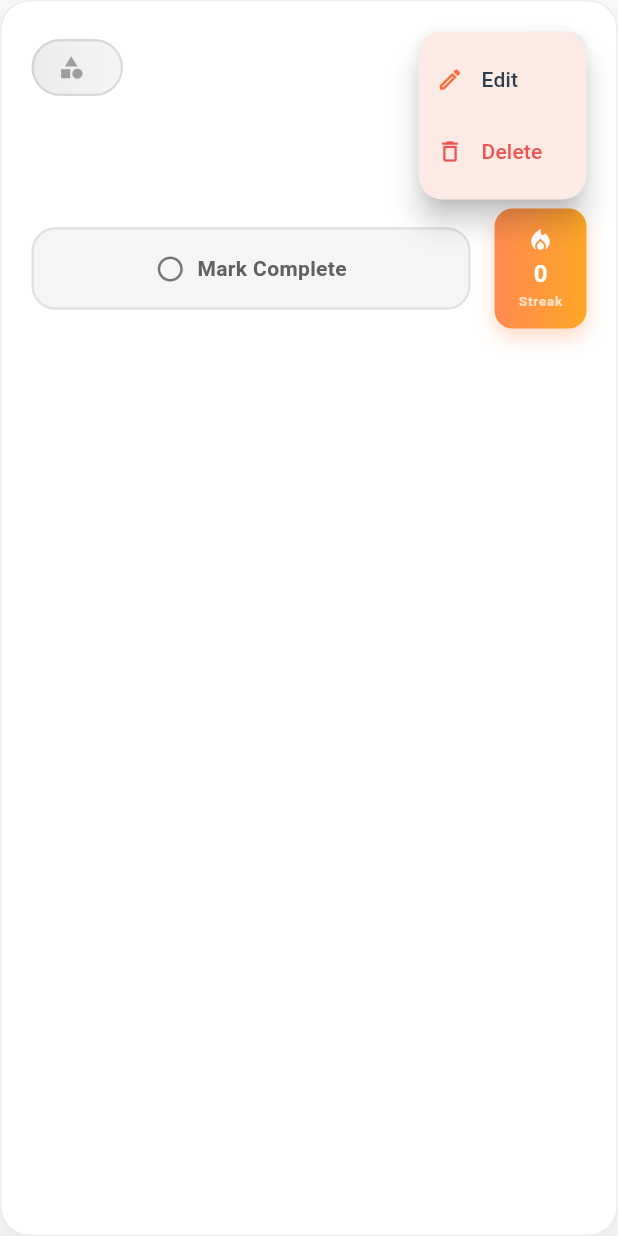
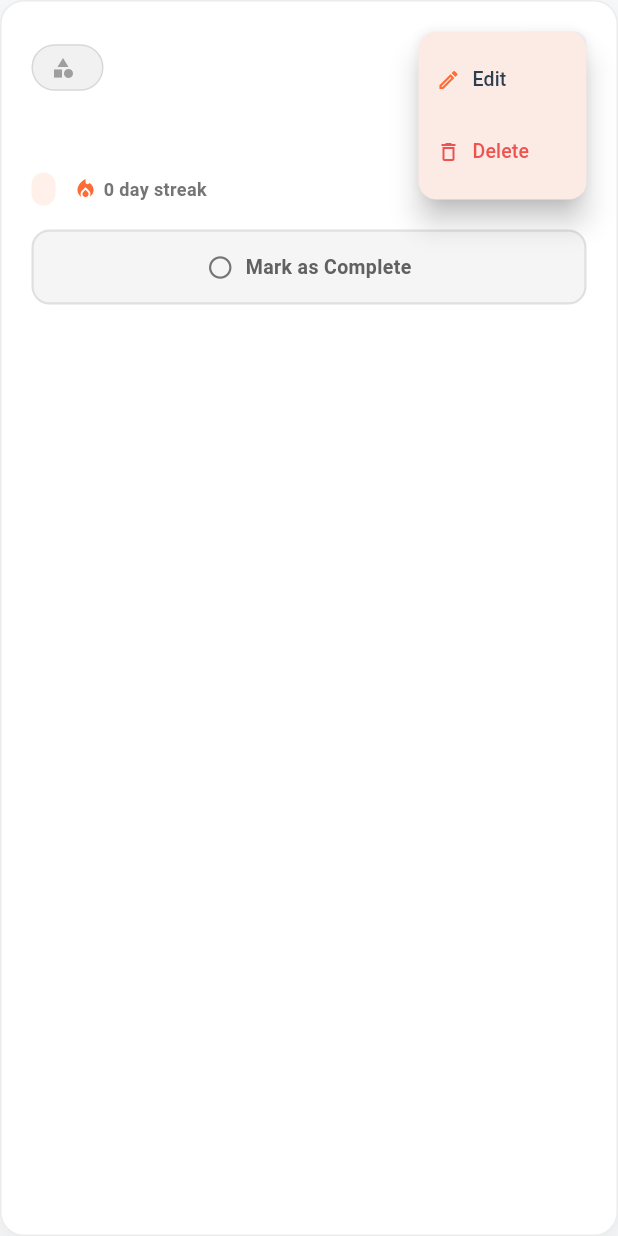
Before and after one commit to ItsArupSaha/habit_tracker, a Flutter app: the HabitCard widget shown alone on an empty page, opened directly with empty values, after a tap on the "more vert" icon, on a phone screen of 412 x 824 dp. Run offline on Flutter 3.47's test engine with Material 3 defaults, Android fonts, the phone set to English and light mode, and no system bars; our stand-ins replace cloud_firestore, firebase_auth, firebase_core, image_picker, shared_preferences; accounts and stored records are empty; network calls fail.

Commit message:
changed the habit card design

```diff
--- a/lib/widgets/habit_card.dart
+++ b/lib/widgets/habit_card.dart
@@ -71,14 +71,14 @@ class _HabitCardState extends State<HabitCard> with SingleTickerProviderStateMix
                 color: isDark
                     ? const Color(0xFF1E2337)
                     : Colors.white,
-                borderRadius: BorderRadius.circular(20),
+                borderRadius: BorderRadius.circular(16),
                 boxShadow: [
                   BoxShadow(
                     color: isDark
                         ? Colors.black.withOpacity(0.3)
                         : Colors.black.withOpacity(0.08),
-                    blurRadius: 25,
-                    offset: const Offset(0, 15),
+                    blurRadius: 20,
+                    offset: const Offset(0, 8),
                   ),
                 ],
                 border: Border.all(
@@ -92,32 +92,26 @@ class _HabitCardState extends State<HabitCard> with SingleTickerProviderStateMix
                 color: Colors.transparent,
                 child: InkWell(
                   onTap: () {
-                    // Card tap animation
                     _animationController.forward(from: 0.0);
                   },
-                  borderRadius: BorderRadius.circular(20),
+                  borderRadius: BorderRadius.circular(16),
                   child: Padding(
                     padding: const EdgeInsets.all(20),
                     child: Column(
                       crossAxisAlignment: CrossAxisAlignment.start,
                       children: [
-                        // Header row with category and actions
+                        // Top row: Category badge and actions
                         Row(
                           children: [
-                            // Category badge with modern design
+                            // Category badge
                             Container(
-                              padding: const EdgeInsets.symmetric(horizontal: 16, vertical: 8),
+                              padding: const EdgeInsets.symmetric(horizontal: 12, vertical: 6),
                               decoration: BoxDecoration(
-                                gradient: LinearGradient(
-                                  colors: [
-                                    widget.habit.categoryColor.withOpacity(0.2),
-                                    widget.habit.categoryColor.withOpacity(0.1),
-                                  ],
-                                ),
+                                color: widget.habit.categoryColor.withOpacity(0.15),
                                 borderRadius: BorderRadius.circular(20),
                                 border: Border.all(
                                   color: widget.habit.categoryColor.withOpacity(0.3),
-                                  width: 1.5,
+                                  width: 1,
                                 ),
                               ),
                               child: Row(
@@ -125,14 +119,14 @@ class _HabitCardState extends State<HabitCard> with SingleTickerProviderStateMix
                                 children: [
                                   Icon(
                                     widget.habit.categoryIcon,
-                                    size: 18,
+                                    size: 16,
                                     color: widget.habit.categoryColor,
                                   ),
-                                  const SizedBox(width: 8),
+                                  const SizedBox(width: 6),
                                   Text(
                                     widget.habit.category,
                                     style: TextStyle(
-                                      fontSize: 13,
+                                      fontSize: 12,
                                       fontWeight: FontWeight.w600,
                                       color: widget.habit.categoryColor,
                                     ),
@@ -143,37 +137,13 @@ class _HabitCardState extends State<HabitCard> with SingleTickerProviderStateMix
 
                             const Spacer(),
 
-                            // Frequency badge
-                            Container(
-                              padding: const EdgeInsets.symmetric(horizontal: 12, vertical: 6),
-                              decoration: BoxDecoration(
-                                color: const Color(0xFFFF6B35).withOpacity(0.1),
-                                borderRadius: BorderRadius.circular(15),
-                                border: Border.all(
-                                  color: const Color(0xFFFF6B35).withOpacity(0.3),
-                                  width: 1,
-                                ),
-                              ),
-                              child: Text(
-                                widget.habit.frequency.toUpperCase(),
-                                style: const TextStyle(
-                                  fontSize: 11,
-                                  fontWeight: FontWeight.w700,
-                                  color: Color(0xFFFF6B35),
-                                  letterSpacing: 0.5,
-                                ),
-                              ),
-                            ),
-
-                            const SizedBox(width: 12),
-
-                            // More options menu with modern design
+                            // More options menu
                             Container(
                               decoration: BoxDecoration(
                                 color: isDark
                                     ? const Color(0xFF2A3149)
                                     : Colors.grey[100],
-                                borderRadius: BorderRadius.circular(12),
+                                borderRadius: BorderRadius.circular(8),
                               ),
                               child: PopupMenuButton<String>(
                                 icon: Icon(
@@ -181,10 +151,10 @@ class _HabitCardState extends State<HabitCard> with SingleTickerProviderStateMix
                                   color: isDark
                                       ? const Color(0xFF9CA3AF)
                                       : Colors.grey[700],
-                                  size: 20,
+                                  size: 18,
                                 ),
                                 shape: RoundedRectangleBorder(
-                                  borderRadius: BorderRadius.circular(16),
+                                  borderRadius: BorderRadius.circular(12),
                                 ),
                                 elevation: 8,
                                 onSelected: (value) {
@@ -204,14 +174,14 @@ class _HabitCardState extends State<HabitCard> with SingleTickerProviderStateMix
                                       children: [
                                         Icon(
                                           Icons.edit_outlined,
-                                          size: 18,
+                                          size: 16,
                                           color: const Color(0xFFFF6B35),
                                         ),
-                                        const SizedBox(width: 12),
+                                        const SizedBox(width: 8),
                                         Text(
                                           'Edit',
                                           style: TextStyle(
-                                            fontSize: 14,
+                                            fontSize: 13,
                                             fontWeight: FontWeight.w500,
                                             color: isDark
                                                 ? const Color(0xFFE5E7EB)
@@ -227,14 +197,14 @@ class _HabitCardState extends State<HabitCard> with SingleTickerProviderStateMix
                                       children: [
                                         Icon(
                                           Icons.delete_outline,
-                                          size: 18,
+                                          size: 16,
                                           color: Colors.red[400],
                                         ),
-                                        const SizedBox(width: 12),
+                                        const SizedBox(width: 8),
                                         Text(
                                           'Delete',
                                           style: TextStyle(
-                                            fontSize: 14,
+                                            fontSize: 13,
                                             fontWeight: FontWeight.w500,
                                             color: Colors.red[400],
                                           ),
@@ -248,31 +218,81 @@ class _HabitCardState extends State<HabitCard> with SingleTickerProviderStateMix
                           ],
                         ),
 
-                        const SizedBox(height: 20),
+                        const SizedBox(height: 16),
 
-                        // Habit title with modern typography
+                        // Habit title
                         Text(
                           widget.habit.title,
                           style: TextStyle(
-                            fontSize: 20,
+                            fontSize: 18,
                             fontWeight: FontWeight.bold,
                             color: isDark
                                 ? const Color(0xFFE5E7EB)
                                 : const Color(0xFF2C3E50),
-                            height: 1.3,
+                            height: 1.2,
                           ),
                         ),
 
-                        // Notes (if any) with modern styling
+                        const SizedBox(height: 8),
+
+                        // Frequency and streak info
+                        Row(
+                          children: [
+                            // Frequency badge
+                            Container(
+                              padding: const EdgeInsets.symmetric(horizontal: 8, vertical: 4),
+                              decoration: BoxDecoration(
+                                color: const Color(0xFFFF6B35).withOpacity(0.1),
+                                borderRadius: BorderRadius.circular(12),
+                              ),
+                              child: Text(
+                                widget.habit.frequency.toUpperCase(),
+                                style: const TextStyle(
+                                  fontSize: 10,
+                                  fontWeight: FontWeight.w700,
+                                  color: Color(0xFFFF6B35),
+                                  letterSpacing: 0.5,
+                                ),
+                              ),
+                            ),
+
+                            const SizedBox(width: 12),
+
+                            // Streak info
+                            Row(
+                              children: [
+                                Icon(
+                                  Icons.local_fire_department,
+                                  size: 16,
+                                  color: const Color(0xFFFF6B35),
+                                ),
+                                const SizedBox(width: 4),
+                                Text(
+                                  '${widget.habit.currentStreak} day streak',
+                                  style: TextStyle(
+                                    fontSize: 12,
+                                    fontWeight: FontWeight.w600,
+                                    color: isDark
+                                        ? const Color(0xFF9CA3AF)
+                                        : Colors.grey[600],
+                                  ),
+                                ),
+                              ],
+                            ),
+                          ],
+                        ),
+
+                        // Notes section
                         if (widget.habit.notes != null && widget.habit.notes!.isNotEmpty) ...[
                           const SizedBox(height: 12),
                           Container(
-                            padding: const EdgeInsets.all(16),
+                            width: double.infinity,
+                            padding: const EdgeInsets.all(12),
                             decoration: BoxDecoration(
                               color: isDark
                                   ? const Color(0xFF2A3149)
                                   : Colors.grey[50],
-                              borderRadius: BorderRadius.circular(12),
+                              borderRadius: BorderRadius.circular(10),
                               border: Border.all(
                                 color: isDark
                                     ? const Color(0xFF3A4159)
@@ -283,36 +303,33 @@ class _HabitCardState extends State<HabitCard> with SingleTickerProviderStateMix
                             child: Text(
                               widget.habit.notes!,
                               style: TextStyle(
-                                fontSize: 14,
+                                fontSize: 13,
                                 color: isDark
                                     ? const Color(0xFF9CA3AF)
                                     : Colors.grey[700],
                                 height: 1.4,
                               ),
-                              maxLines: 3,
+                              maxLines: 2,
                               overflow: TextOverflow.ellipsis,
                             ),
                           ),
                         ],
 
-                        const SizedBox(height: 24),
+                        const SizedBox(height: 16),
 
-                        // Bottom row with completion toggle and streak
-                        Row(
-                          children: [
-                            // Completion toggle with modern design
-                            Expanded(
-                              child: Container(
+                        // Completion toggle button
+                        Container(
+                          width: double.infinity,
                           decoration: BoxDecoration(
                             color: widget.habit.isCompletedToday
-                                      ? const Color(0xFFFF6B35).withOpacity(0.1)
+                                ? const Color(0xFFFF6B35).withOpacity(0.15)
                                 : (isDark
                                     ? const Color(0xFF2A3149)
                                     : Colors.grey[100]),
-                                  borderRadius: BorderRadius.circular(16),
+                            borderRadius: BorderRadius.circular(12),
                             border: Border.all(
                               color: widget.habit.isCompletedToday
-                                        ? const Color(0xFFFF6B35).withOpacity(0.3)
+                                  ? const Color(0xFFFF6B35).withOpacity(0.4)
                                   : (isDark
                                       ? const Color(0xFF3A4159)
                                       : Colors.grey[300]!),
@@ -325,9 +342,9 @@ class _HabitCardState extends State<HabitCard> with SingleTickerProviderStateMix
                               onTap: () {
                                 widget.onToggleCompletion(!widget.habit.isCompletedToday);
                               },
-                                    borderRadius: BorderRadius.circular(16),
+                              borderRadius: BorderRadius.circular(12),
                               child: Padding(
-                                      padding: const EdgeInsets.symmetric(vertical: 16),
+                                padding: const EdgeInsets.symmetric(vertical: 14),
                                 child: Row(
                                   mainAxisAlignment: MainAxisAlignment.center,
                                   children: [
@@ -340,13 +357,13 @@ class _HabitCardState extends State<HabitCard> with SingleTickerProviderStateMix
                                           : (isDark
                                               ? const Color(0xFF9CA3AF)
                                               : Colors.grey[600]),
-                                            size: 20,
+                                      size: 18,
                                     ),
                                     const SizedBox(width: 8),
                                     Text(
-                                            widget.habit.isCompletedToday ? 'Completed!' : 'Mark Complete',
+                                      widget.habit.isCompletedToday ? 'Completed Today!' : 'Mark as Complete',
                                       style: TextStyle(
-                                              fontSize: 14,
+                                        fontSize: 13,
                                         fontWeight: FontWeight.w600,
                                         color: widget.habit.isCompletedToday
                                             ? const Color(0xFFFF6B35)
@@ -361,59 +378,6 @@ class _HabitCardState extends State<HabitCard> with SingleTickerProviderStateMix
                             ),
                           ),
                         ),
-                            ),
-
-                            const SizedBox(width: 16),
-
-                            // Streak count with modern design
-                            Container(
-                              padding: const EdgeInsets.symmetric(horizontal: 16, vertical: 12),
-                              decoration: BoxDecoration(
-                                gradient: LinearGradient(
-                                  colors: [
-                                    const Color(0xFFFF8A50),
-                                    const Color(0xFFFFA726),
-                                  ],
-                                ),
-                                borderRadius: BorderRadius.circular(12),
-                                boxShadow: [
-                                  BoxShadow(
-                                    color: const Color(0xFFFF8A50).withOpacity(0.3),
-                                    blurRadius: 10,
-                                    offset: const Offset(0, 6),
-                                  ),
-                                ],
-                              ),
-                              child: Column(
-                                children: [
-                                  Icon(
-                                    Icons.local_fire_department,
-                                    size: 18,
-                                    color: Colors.white,
-                                  ),
-                                  const SizedBox(height: 2),
-                                  Text(
-                                    '${widget.habit.currentStreak}',
-                                    style: const TextStyle(
-                                      fontSize: 16,
-                                      fontWeight: FontWeight.bold,
-                                      color: Colors.white,
-                                    ),
-                                  ),
-                                  const Text(
-                                    'Streak',
-                                    style: TextStyle(
-                                      fontSize: 9,
-                                      fontWeight: FontWeight.w600,
-                                      color: Colors.white70,
-                                      letterSpacing: 0.5,
-                                    ),
-                                  ),
-                                ],
-                              ),
-                            ),
-                          ],
-                        ),
                       ],
                     ),
                   ),
```
Lines whose indentation alone changed are shown as unchanged.
